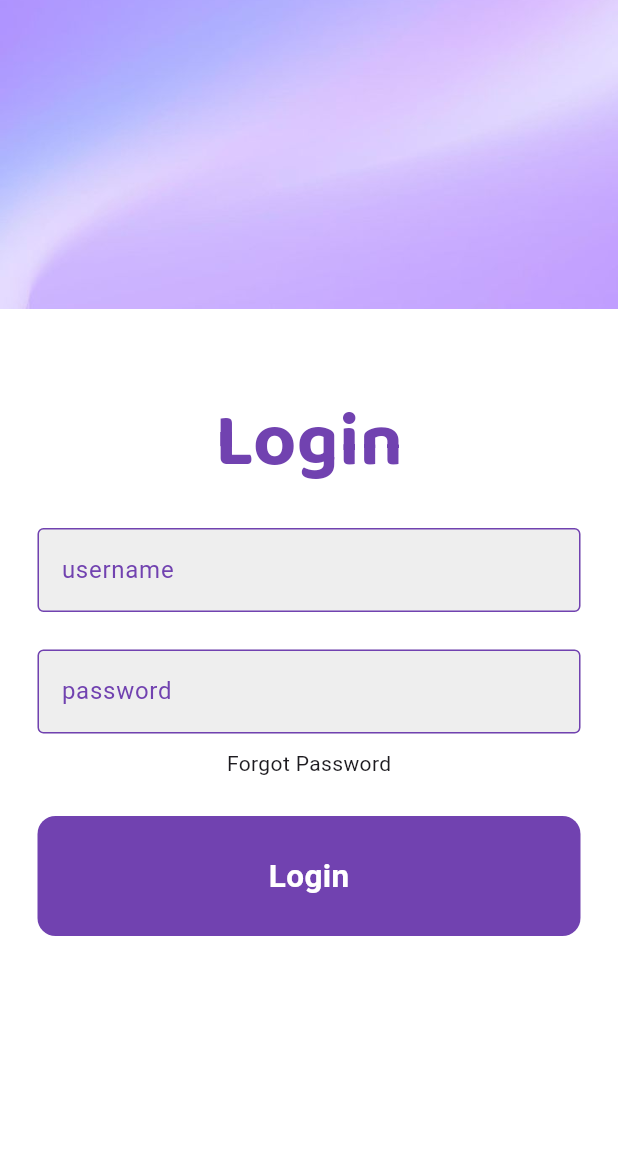
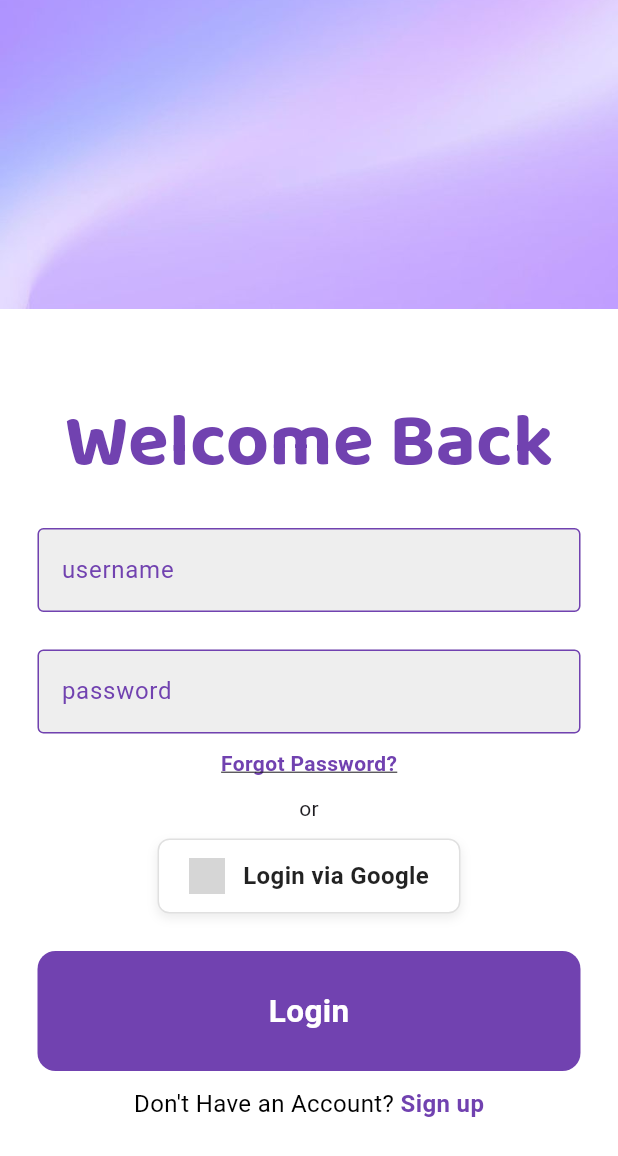
Before and after one commit to nervouswilliam/WISE, a Flutter app: the screen it shows after launch, on a phone screen of 412 x 824 dp. Shown: the top 1156 px of the screen. Run offline on Flutter 3.47's test engine with Material 3 defaults, Android fonts, the light colour scheme and no system bars; our stand-ins replace another_flushbar, flutter_dotenv, image_picker, shared_preferences, web; accounts and stored records are empty; Roboto replaces fonts that are missing (Baloo Chettan); grey boxes are pictures that could not be loaded.

```diff
--- a/frontend/lib/screens/HomePage.dart
+++ b/frontend/lib/screens/HomePage.dart
@@ -42,10 +42,7 @@ class _HomePageState extends State<HomePage> {
               profileImageUrl: user!.profileImageUrl,
               onNotificationPressed: () {
                 print("Notification Clicked");
-              },
-              onLogoutPressed: () {
-                print("Logout Clicked");
-              },
+              }
             )
           : PreferredSize(
               preferredSize: const Size.fromHeight(kToolbarHeight),
--- a/frontend/lib/screens/loginPage.dart
+++ b/frontend/lib/screens/loginPage.dart
@@ -1,7 +1,9 @@
+import 'package:flutter/gestures.dart';
 import 'package:flutter/material.dart';
 import 'package:frontend/services/LoginService.dart';
 import 'package:frontend/widgets/CustomButton.dart';
 import 'package:frontend/widgets/CustomTextField.dart';
+import 'package:frontend/widgets/GoogleLoginButton.dart';
 import 'package:frontend/widgets/NotificationHelper.dart';
 
 class LoginPage extends StatefulWidget{
@@ -56,7 +58,7 @@ class _LoginPageState extends State<LoginPage> {
             ),
             SizedBox(height: 50),
             Text(
-              'Login',
+              'Welcome Back',
               style: TextStyle(
                 color: Color(0xFF7142B0),
                 fontWeight: FontWeight.bold,
@@ -79,13 +81,55 @@ class _LoginPageState extends State<LoginPage> {
               ),
 
               const SizedBox(height: 10,),
-              Text("Forgot Password"),
+              GestureDetector(
+                onTap: () {
+                  print("Forgot Password Clicked!"); // Replace with navigation logic
+                  Navigator.pushNamed(context, "/forgot-password");
+                },
+                child: Text(
+                  "Forgot Password?",
+                  style: TextStyle(
+                    color: Color(0xFF7142B0), // Make it look like a link
+                    fontWeight: FontWeight.bold,
+                    decoration: TextDecoration.underline, // Add underline
+                  ),
+                ),
+              ),
 
+              const SizedBox(height: 10,),
+              Text("or"),
+
+              const SizedBox(height: 10,),
+              GoogleLoginButton(
+                onPressed: (){
+                  print("google login");
+                }),
 
               const SizedBox(height: 25,),
               CustomButton(
                 onTap: LoginUser,
                 nameButton: "Login",
+              ),
+
+              const SizedBox(height: 10,),
+              Text.rich(
+                TextSpan(
+                  text: "Don't Have an Account? ", // Normal black text
+                  style: TextStyle(color: Colors.black, fontSize: 16),
+                  children: [
+                    TextSpan(
+                      text: "Sign up", // Purple clickable text
+                      style: TextStyle(
+                        color: Color(0xFF7142B0), // Your custom purple color
+                        fontWeight: FontWeight.bold,
+                      ),
+                      recognizer: TapGestureRecognizer()
+                        ..onTap = () {
+                          Navigator.pushNamed(context, "/register");
+                        },
+                    ),
+                  ],
+                ),
               ),
           ],
         ),
--- /dev/null
+++ b/frontend/lib/widgets/GoogleLoginButton.dart
@@ -0,0 +1,44 @@
+import 'package:flutter/material.dart';
+
+class GoogleLoginButton extends StatelessWidget {
+  final VoidCallback onPressed;
+
+  const GoogleLoginButton({super.key, required this.onPressed});
+
+  @override
+  Widget build(BuildContext context) {
+    return GestureDetector(
+      onTap: onPressed,
+      child: Container(
+        padding: const EdgeInsets.symmetric(vertical: 12, horizontal: 20),
+        decoration: BoxDecoration(
+          color: Colors.white,
+          borderRadius: BorderRadius.circular(8),
+          border: Border.all(color: Colors.grey.shade300), // Light gray border
+          boxShadow: [
+            BoxShadow(
+              color: Colors.grey.withAlpha(50),
+              blurRadius: 5,
+              offset: Offset(0, 3),
+            ),
+          ],
+        ),
+        child: Row(
+          mainAxisSize: MainAxisSize.min,
+          children: [
+            Image.asset("google_logo.png", width: 24, height: 24), // Google Icon
+            const SizedBox(width: 12),
+            const Text(
+              "Login via Google",
+              style: TextStyle(
+                fontSize: 16,
+                fontWeight: FontWeight.bold,
+                color: Colors.black87,
+              ),
+            ),
+          ],
+        ),
+      ),
+    );
+  }
+}
```
Also changed, not shown: frontend/lib/session/SessionManager.dart (+14 -5 lines), frontend/lib/widgets/CustomAppBar.dart (+19 -3 lines), frontend/lib/widgets/CustomSidebar.dart (+94 -15 lines), frontend/assets/google_logo.png (added), 3 other files.
